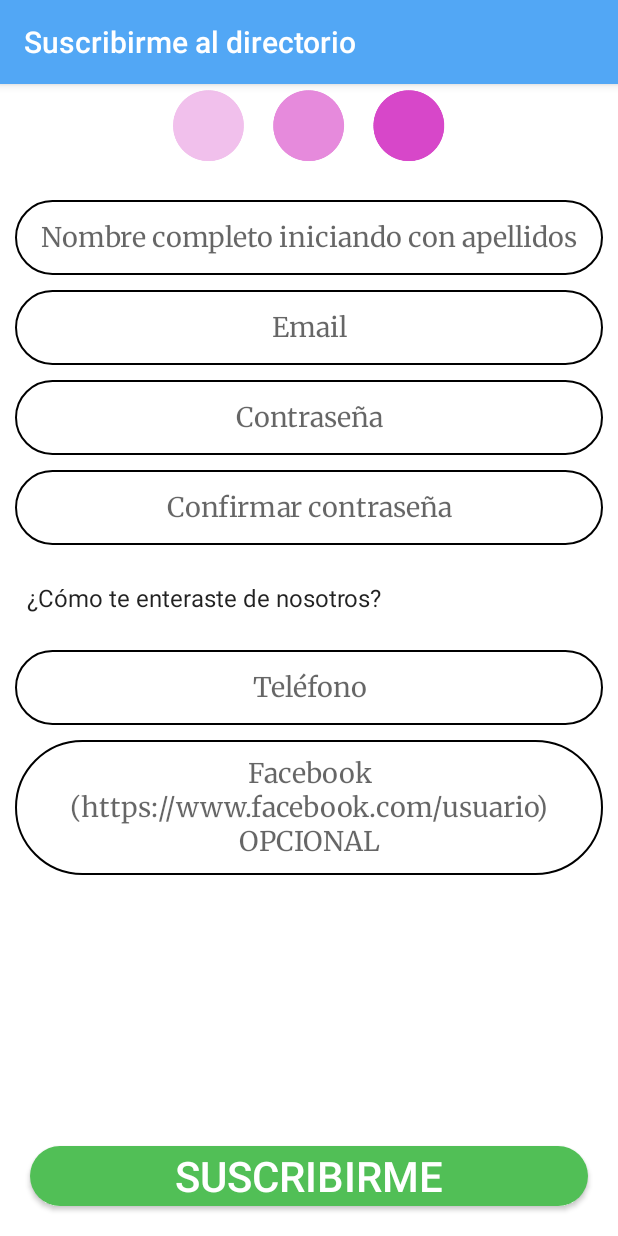
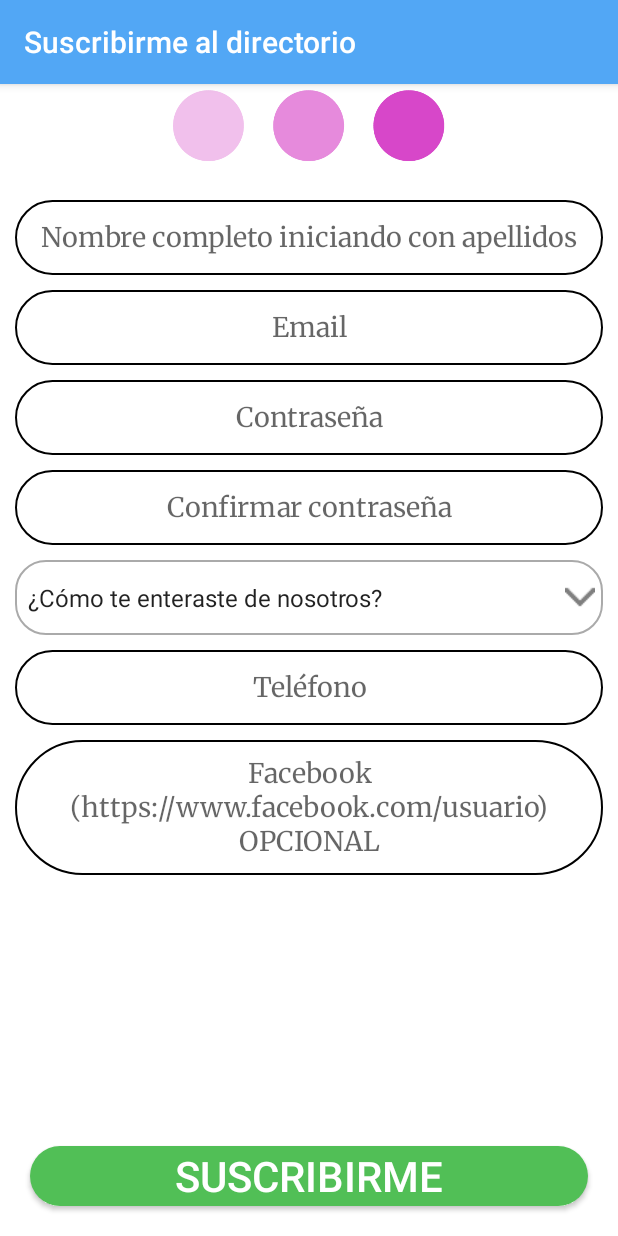
Before and after one commit to itzvargas/DirectorioComercial, an Android app: the screen it shows after launch (Suscribirme), after a tap on "¿No tienes cuenta? Suscríbete ahora", on a phone screen of 412 x 824 dp. Run offline under Robolectric (Android 15) with nearby library versions, the phone set to English and light mode, and no system bars; our stand-ins replace Volley; network calls fail.

Commit message:
Correccion de errores de diseño.

```diff
--- a/app/src/main/java/com/example/directoriocomercial/Splash.java
+++ b/app/src/main/java/com/example/directoriocomercial/Splash.java
@@ -95,26 +95,34 @@ public class Splash extends AppCompatActivity {
                 if (networkInfo != null && networkInfo.isConnected()) {
                     // Si hay conexión a Internet en este momento
                     neg.onUpgrade(db2,0,1);
+                    db2.close();
                     direc.onUpgrade(db3,0,1);
+                    db3.close();
                     contact.onUpgrade(db4,0,1);
+                    db4.close();
+                    actulizarNegocio();
+                    actulizarDireccion();
+                    actulizarContacto();
                 } else {
+                    db2.close();
+                    db3.close();
+                    db4.close();
                     // No hay conexión a Internet en este momento
                     Toast.makeText(this, "Sin conexión a Internet",Toast.LENGTH_LONG).show();
                 }
             }//if
             else {
-
+                db2.close();
+                db3.close();
+                db4.close();
             }
+        }//try
+        catch (Exception e) {
             db2.close();
             db3.close();
             db4.close();
-        }//try
-        catch (Exception e) {
             Toast.makeText(this, "Intentelo más tarde.",Toast.LENGTH_LONG).show();
         }//catch
-        actulizarNegocio();
-        actulizarDireccion();
-        actulizarContacto();
     }
 
     public void actulizarNegocio(){
--- a/app/src/main/java/com/example/directoriocomercial/Suscribirme.java
+++ b/app/src/main/java/com/example/directoriocomercial/Suscribirme.java
@@ -157,7 +157,7 @@ public class Suscribirme extends AppCompatActivity implements View.OnClickListen
                 map.put("name",nom);
                 map.put("email",em);
                 map.put("password",passw);
-                map.put("rol_id",rol);
+                //map.put("rol_id",rol);
                 map.put("enterado_id",enterado);
                 map.put("telefono",telef);
                 map.put("face",fac);
--- /dev/null
+++ b/app/src/main/res/drawable/spinner_item_selector.xml
@@ -0,0 +1,24 @@
+<?xml version="1.0" encoding="utf-8"?>
+<selector xmlns:android="http://schemas.android.com/apk/res/android">
+    <item>
+        <layer-list>
+            <item>
+                <shape>
+                    <solid android:color="#ffffff" />
+
+                    <stroke android:width="1dp" android:color="#AAAAAA" />
+
+                    <padding android:bottom="1dp" android:left="1dp" android:right="1dp" android:top="1dp" />
+
+                    <corners android:radius="20dp" />
+                </shape>
+            </item>
+            <item android:right="5dp">
+                <bitmap android:gravity="right"
+                    android:src="@drawable/down2">
+                </bitmap>
+            </item>
+        </layer-list>
+    </item>
+
+</selector>
--- a/app/src/main/res/layout/activity_suscribirme.xml
+++ b/app/src/main/res/layout/activity_suscribirme.xml
@@ -116,9 +116,9 @@
         android:layout_marginTop="10dp"
         android:layout_marginEnd="10dp"
         android:fontFamily="@font/merriweather"
-        android:background="@drawable/style_spinner1"
+        android:background="@drawable/spinner_item_selector"
+        android:textColor="@android:color/black"
         app:autoSizeMaxTextSize="100sp"
-        android:textColor="@android:color/black"
         app:autoSizeMinTextSize="12sp"
         app:autoSizeStepGranularity="2sp"
         app:autoSizeTextType="uniform"
```
Also changed, not shown: app/src/main/res/layout/fragment_registrarme.xml (+4 -4 lines).
